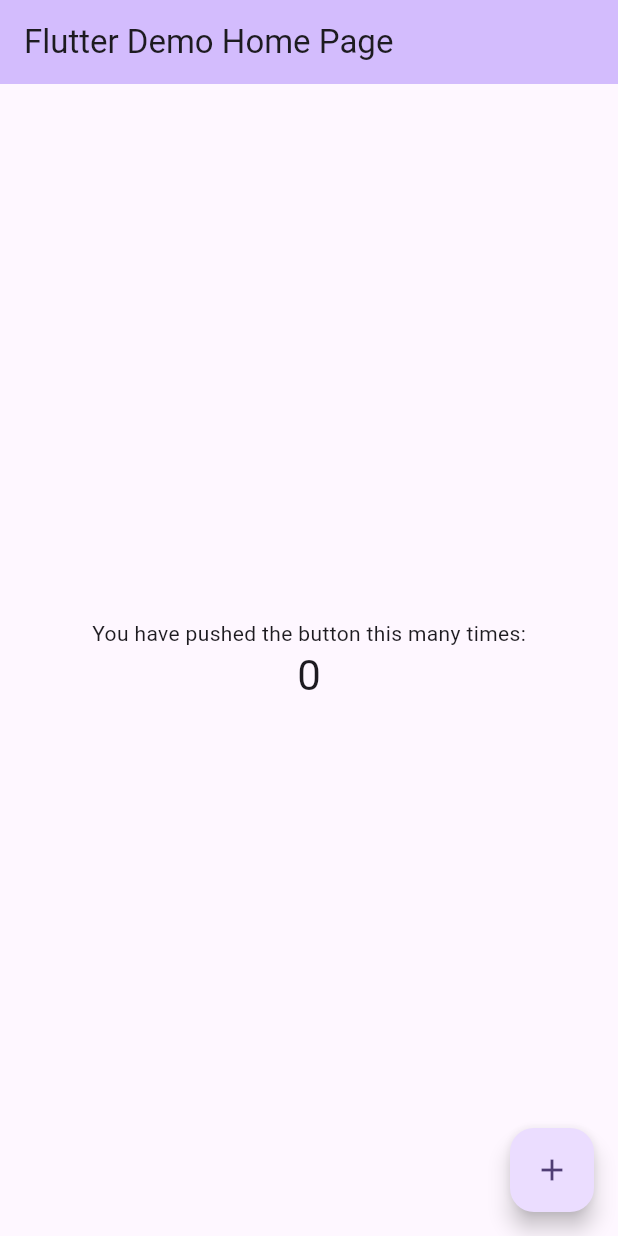
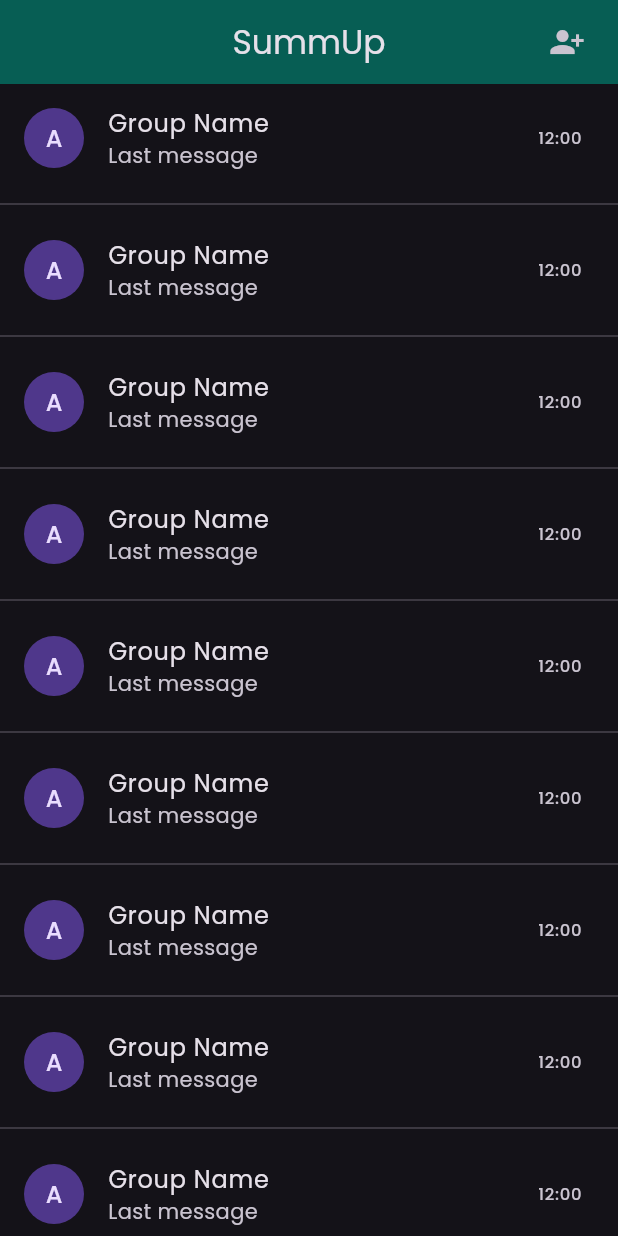
Before and after one commit to rishichirchi/SummUp, a Flutter app: the screen it shows after launch, on a phone screen of 412 x 824 dp. Run offline on Flutter 3.47's test engine with Material 3 defaults, Android fonts, the phone set to English and light mode, and no system bars; our stand-ins replace flutter_riverpod, gap, google_fonts.

Commit message:
started working on the ui

```diff
--- /dev/null
+++ b/flutter-frontend/lib/constants/theme.dart
@@ -0,0 +1,19 @@
+import 'package:flutter/material.dart';
+import 'package:google_fonts/google_fonts.dart';
+
+final theme = ThemeData.dark().copyWith(
+  primaryColor: const Color(0xFF075E54),
+  cardColor: const Color(0xFF25D366),
+  dialogBackgroundColor: const Color(0xFFECE5DD),
+  buttonTheme: const ButtonThemeData(
+    buttonColor: Color(0xFF25D366),
+    textTheme: ButtonTextTheme.primary,
+  ),
+  appBarTheme: const AppBarTheme(
+    color: Color(0xFF075E54),
+  ),
+  floatingActionButtonTheme: const FloatingActionButtonThemeData(
+    backgroundColor: Color(0xFF25D366),
+  ),
+  textTheme: GoogleFonts.poppinsTextTheme()
+);
--- a/flutter-frontend/lib/main.dart
+++ b/flutter-frontend/lib/main.dart
@@ -1,125 +1,22 @@
 import 'package:flutter/material.dart';
+import 'package:flutter_riverpod/flutter_riverpod.dart';
+import 'package:news_pulse/constants/theme.dart';
+import 'package:news_pulse/view/home/screens/home.dart';
 
 void main() {
-  runApp(const MyApp());
+  runApp(const ProviderScope(child: MyApp()));
 }
 
 class MyApp extends StatelessWidget {
   const MyApp({super.key});
 
-  // This widget is the root of your application.
   @override
   Widget build(BuildContext context) {
     return MaterialApp(
-      title: 'Flutter Demo',
-      theme: ThemeData(
-        // This is the theme of your application.
-        //
-        // TRY THIS: Try running your application with "flutter run". You'll see
-        // the application has a purple toolbar. Then, without quitting the app,
-        // try changing the seedColor in the colorScheme below to Colors.green
-        // and then invoke "hot reload" (save your changes or press the "hot
-        // reload" button in a Flutter-supported IDE, or press "r" if you used
-        // the command line to start the app).
-        //
-        // Notice that the counter didn't reset back to zero; the application
-        // state is not lost during the reload. To reset the state, use hot
-        // restart instead.
-        //
-        // This works for code too, not just values: Most code changes can be
-        // tested with just a hot reload.
-        colorScheme: ColorScheme.fromSeed(seedColor: Colors.deepPurple),
-        useMaterial3: true,
-      ),
-      home: const MyHomePage(title: 'Flutter Demo Home Page'),
+      title: 'SummUp',
+      debugShowCheckedModeBanner: false,
+      theme:theme,
+      home: const HomeScreen(),
     );
   }
 }
-
-class MyHomePage extends StatefulWidget {
-  const MyHomePage({super.key, required this.title});
-
-  // This widget is the home page of your application. It is stateful, meaning
-  // that it has a State object (defined below) that contains fields that affect
-  // how it looks.
-
-  // This class is the configuration for the state. It holds the values (in this
-  // case the title) provided by the parent (in this case the App widget) and
-  // used by the build method of the State. Fields in a Widget subclass are
-  // always marked "final".
-
-  final String title;
-
-  @override
-  State<MyHomePage> createState() => _MyHomePageState();
-}
-
-class _MyHomePageState extends State<MyHomePage> {
-  int _counter = 0;
-
-  void _incrementCounter() {
-    setState(() {
-      // This call to setState tells the Flutter framework that something has
-      // changed in this State, which causes it to rerun the build method below
-      // so that the display can reflect the updated values. If we changed
-      // _counter without calling setState(), then the build method would not be
-      // called again, and so nothing would appear to happen.
-      _counter++;
-    });
-  }
-
-  @override
-  Widget build(BuildContext context) {
-    // This method is rerun every time setState is called, for instance as done
-    // by the _incrementCounter method above.
-    //
-    // The Flutter framework has been optimized to make rerunning build methods
-    // fast, so that you can just rebuild anything that needs updating rather
-    // than having to individually change instances of widgets.
-    return Scaffold(
-      appBar: AppBar(
-        // TRY THIS: Try changing the color here to a specific color (to
-        // Colors.amber, perhaps?) and trigger a hot reload to see the AppBar
-        // change color while the other colors stay the same.
-        backgroundColor: Theme.of(context).colorScheme.inversePrimary,
-        // Here we take the value from the MyHomePage object that was created by
-        // the App.build method, and use it to set our appbar title.
-        title: Text(widget.title),
-      ),
-      body: Center(
-        // Center is a layout widget. It takes a single child and positions it
-        // in the middle of the parent.
-        child: Column(
-          // Column is also a layout widget. It takes a list of children and
-          // arranges them vertically. By default, it sizes itself to fit its
-          // children horizontally, and tries to be as tall as its parent.
-          //
-          // Column has various properties to control how it sizes itself and
-          // how it positions its children. Here we use mainAxisAlignment to
-          // center the children vertically; the main axis here is the vertical
-          // axis because Columns are vertical (the cross axis would be
-          // horizontal).
-          //
-          // TRY THIS: Invoke "debug painting" (choose the "Toggle Debug Paint"
-          // action in the IDE, or press "p" in the console), to see the
-          // wireframe for each widget.
-          mainAxisAlignment: MainAxisAlignment.center,
-          children: <Widget>[
-            const Text(
-              'You have pushed the button this many times:',
-            ),
-            Text(
-              '$_counter',
-              style: Theme.of(context).textTheme.headlineMedium,
-            ),
-          ],
-        ),
-      ),
-      floatingActionButton: FloatingActionButton(
-        onPressed: _incrementCounter,
-        tooltip: 'Increment',
-        child: const Icon(Icons.add),
-      ), // This trailing comma makes auto-formatting nicer for build methods.
-    );
-  }
-}
--- /dev/null
+++ b/flutter-frontend/lib/view/home/screens/home.dart
@@ -0,0 +1,32 @@
+import 'package:flutter/material.dart';
+import 'package:gap/gap.dart';
+import 'package:news_pulse/view/home/widgets/chat_groups.dart';
+
+class HomeScreen extends StatefulWidget {
+  const HomeScreen({super.key});
+
+  @override
+  State<HomeScreen> createState() => _HomeScreenState();
+}
+
+class _HomeScreenState extends State<HomeScreen> {
+  @override
+  Widget build(BuildContext context) {
+    return Scaffold(
+      appBar: AppBar(
+        title: const Text('SummUp'),
+        centerTitle: true,
+        actions: [
+          IconButton(
+            onPressed: () {},
+            icon: const Icon(Icons.person_add_alt_1),
+          ),
+          const Gap(10)
+        ],
+      ),
+      body: const Center(
+        child: ChatGroups(),
+      ),
+    );
+  }
+}
--- /dev/null
+++ b/flutter-frontend/lib/view/home/widgets/chat_groups.dart
@@ -0,0 +1,23 @@
+import 'package:flutter/material.dart';
+
+class ChatGroups extends StatelessWidget {
+  const ChatGroups({super.key});
+
+  @override
+  Widget build(BuildContext context) {
+    return Center(
+      child: ListView.separated(
+        itemBuilder: (context, index) => const ListTile(
+          title: Text('Group Name'),
+          subtitle: Text('Last message'),
+          leading: CircleAvatar(
+            child: Text('A'),
+          ),
+          trailing: Text('12:00'),
+        ),
+        itemCount: 10,
+        separatorBuilder: (context, index) => const Divider(),
+      ),
+    );
+  }
+}
--- a/flutter-frontend/pubspec.yaml
+++ b/flutter-frontend/pubspec.yaml
@@ -35,6 +35,10 @@ dependencies:
   # The following adds the Cupertino Icons font to your application.
   # Use with the CupertinoIcons class for iOS style icons.
   cupertino_icons: ^1.0.8
+  flutter_riverpod: ^2.6.1
+  riverpod: ^2.6.1
+  google_fonts: ^6.2.1
+  gap: ^3.0.1
 
 dev_dependencies:
   flutter_test:
```
Also changed, not shown: flutter-frontend/pubspec.lock, 3 other files.
